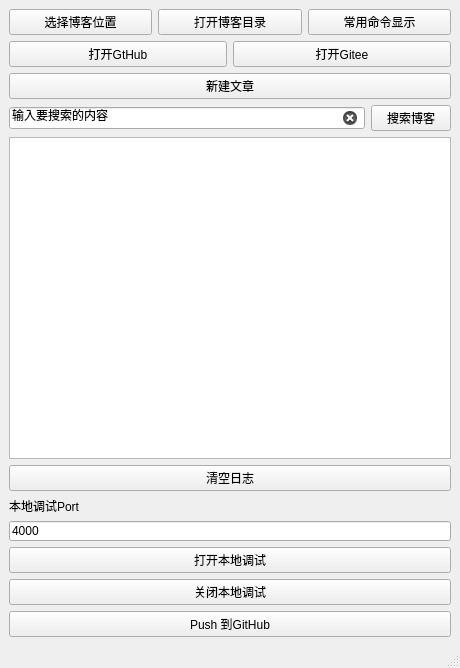
Before: the Qt Designer form QtUI/HexoTools.ui in AmbroseX/HexoTool.python, drawn with Qt 5.
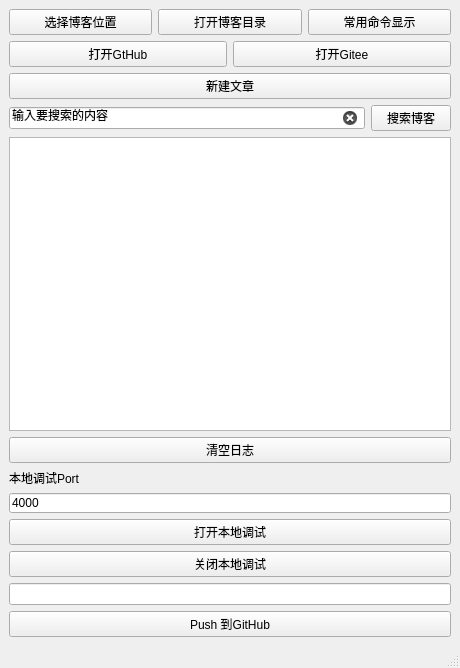
After: the same form once the commit is applied.

Patch:
```diff
--- a/QtUI/HexoTools.ui
+++ b/QtUI/HexoTools.ui
@@ -182,6 +182,13 @@
       </property>
      </widget>
     </item>
+    <item>
+     <widget class="QLineEdit" name="lineEdit_Add_Commit">
+      <property name="text">
+       <string/>
+      </property>
+     </widget>
+    </item>
     <item>
      <widget class="QPushButton" name="Push_Github">
       <property name="sizePolicy">
```
